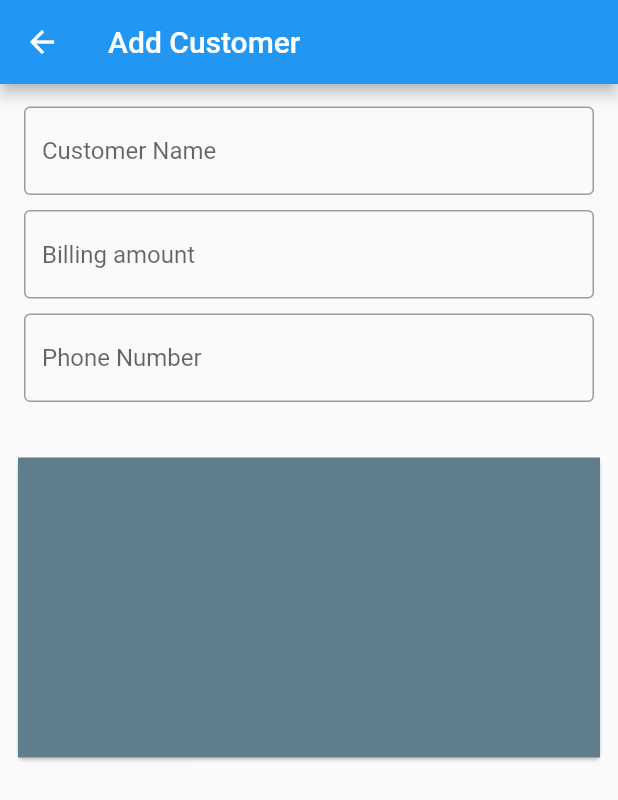
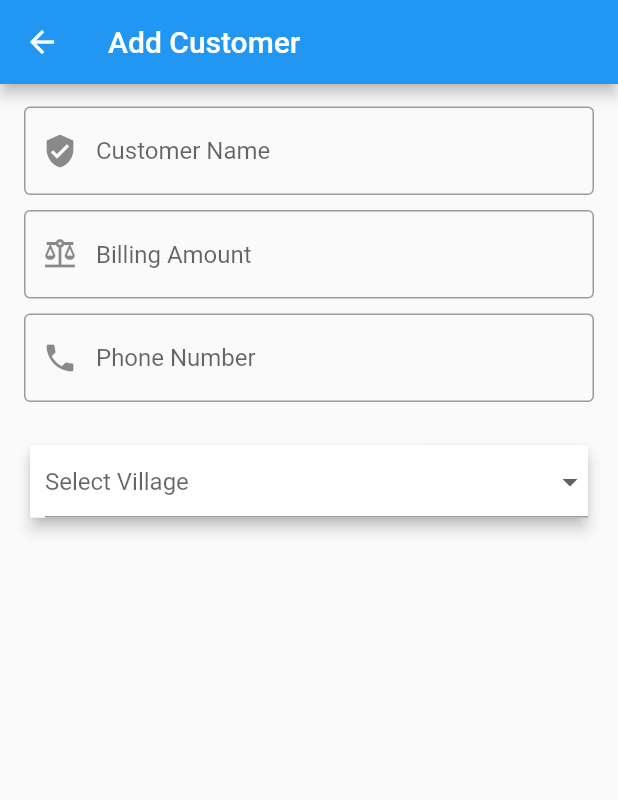
Before and after one commit to Morshed-islam/isp_bill_collection, a Flutter app: the AddCustomer screen opened by its route, on a phone screen of 412 x 824 dp. Shown: the top 800 px of the screen. Run offline on Flutter 3.47's test engine with Material 2 defaults, Android fonts, the phone set to English and light mode, and no system bars; our stand-ins replace firebase_auth, firebase_core, lottie; accounts and stored records are empty.

Commit message:
add customer design

```diff
--- a/lib/pages/add_customer.dart
+++ b/lib/pages/add_customer.dart
@@ -1,5 +1,24 @@
 import 'package:flutter/material.dart';
 import 'package:flutter/services.dart';
+
+const _packageDropdownList = [
+  '1Mbps',
+  '2Mbps',
+  '3Mbps',
+  '4Mbps',
+  '5Mbps',
+  'Hotpost'
+];
+const _villageDropdownList = [
+  'Jhalkhur',
+  'BombuPara',
+  'SatiyanPara',
+  'VitaPara',
+  'Apsun',
+  'Saduria',
+  'Bolorampur',
+  'Kichok'
+];
 
 class AddCustomer extends StatefulWidget {
   static const String routeName = '/add_customer';
@@ -9,10 +28,22 @@ class AddCustomer extends StatefulWidget {
 }
 
 class _AddCustomerState extends State<AddCustomer> {
-
   final _formKey = GlobalKey<FormState>();
 
+  final _nameController = TextEditingController();
+  final _billController = TextEditingController();
+  final _phoneController = TextEditingController();
 
+  String? package;
+  String? village;
+
+  @override
+  void dispose() {
+    _nameController.dispose();
+    _billController.dispose();
+    _phoneController.dispose();
+    super.dispose();
+  }
 
   @override
   Widget build(BuildContext context) {
@@ -27,57 +58,93 @@ class _AddCustomerState extends State<AddCustomer> {
             child: Column(
               crossAxisAlignment: CrossAxisAlignment.start,
               children: <Widget>[
-                SizedBox(height: 10,),
-                const Padding(
-                    padding: EdgeInsets.symmetric(horizontal: 16.0,vertical: 5),
-                  child: TextField(
+                SizedBox(
+                  height: 10,
+                ),
+                Padding(
+                  padding: EdgeInsets.symmetric(horizontal: 16.0, vertical: 5),
+                  child: TextFormField(
+                    controller: _nameController,
                     keyboardType: TextInputType.name,
                     decoration: InputDecoration(
                       border: OutlineInputBorder(),
-                      hintText: 'Customer Name'
+                      hintText: 'Customer Name',
+                      prefixIcon: Icon(Icons.verified_user),
                     ),
+                    validator: (value) {
+                      if (value == null || value.isEmpty) {
+                        return 'emptyFieldErrMsg';
+                      }
+                      return null;
+                    },
                   ),
                 ),
-
-                const Padding(
-                  padding: EdgeInsets.symmetric(horizontal: 16.0,vertical: 5),
-                  child: TextField(
+                Padding(
+                  padding: EdgeInsets.symmetric(horizontal: 16.0, vertical: 5),
+                  child: TextFormField(
+                    controller: _billController,
                     keyboardType: TextInputType.number,
                     decoration: InputDecoration(
-                        border: OutlineInputBorder(),
-                        hintText: 'Billing amount'
+                      border: OutlineInputBorder(),
+                      hintText: 'Billing Amount',
+                      prefixIcon: Icon(Icons.balance),
                     ),
+                    validator: (value) {
+                      if (value == null || value.isEmpty) {
+                        return 'emptyFieldErrMsg';
+                      }
+                      return null;
+                    },
                   ),
                 ),
-
-
-                const Padding(
-                  padding: EdgeInsets.symmetric(horizontal: 16.0,vertical: 5),
-                  child: TextField(
-                      keyboardType: TextInputType.phone,
-                      decoration: InputDecoration(
-                        border: OutlineInputBorder(),
-                        hintText: 'Phone Number'
+                Padding(
+                  padding: EdgeInsets.symmetric(horizontal: 16.0, vertical: 5),
+                  child: TextFormField(
+                    controller: _phoneController,
+                    keyboardType: TextInputType.phone,
+                    decoration: InputDecoration(
+                      border: OutlineInputBorder(),
+                      hintText: 'Phone Number',
+                      prefixIcon: Icon(Icons.phone),
                     ),
+                    validator: (value) {
+                      if (value == null || value.isEmpty) {
+                        return 'emptyFieldErrMsg';
+                      }
+                      return null;
+                    },
                   ),
                 ),
+                SizedBox(
+                  height: 20,
+                ),
+                Padding(
+                  padding: const EdgeInsets.only(left: 16.0, right: 16.0),
+                  child: Card(
+                    elevation: 4,
+                    child: Container(
+                      padding: const EdgeInsets.only(left: 10),
+                      decoration: BoxDecoration(
+                          color: Colors.white,
+                        borderRadius: BorderRadius.circular(1.0),
 
-
-                SizedBox(height: 20,),
-
-                Padding(
-                  padding: const EdgeInsets.all(8.0),
-                  child: Card(
-                    child: Container(
-                      decoration: BoxDecoration(
-                        color: Colors.blueGrey
                       ),
-                      child: SizedBox(height: 200,width: double.infinity,),
+                      child: DropdownButtonFormField<String>(
+                        hint: Text('Select Village'),
+                        value: village,
+                        onChanged: (value) {
+                          village = value;
+                        },
+                        items: _villageDropdownList
+                            .map((e) => DropdownMenuItem(
+                                  child: (Text(e)),
+                                  value: e,
+                                ))
+                            .toList(),
+                      ),
                     ),
                   ),
                 )
-
-
               ],
             ),
           )
--- a/lib/pages/login_page.dart
+++ b/lib/pages/login_page.dart
@@ -68,7 +68,6 @@ class _LoginPageState extends State<LoginPage> {
                         decoration: const InputDecoration(
                           hintText: 'Password',
                           prefixIcon: Icon(Icons.password),
-
                         ),
                         validator: (value) {
                           if (value == null || value.isEmpty) {
@@ -100,7 +99,7 @@ class _LoginPageState extends State<LoginPage> {
   void _loginAdmin() async {
     if (_formkey.currentState!.validate()) {
       try {
-        final uid =await AuthService.loginAdmin(
+        final uid = await AuthService.loginAdmin(
             _emailController.text, _PasswordController.text);
 
         if (uid != null) {
```
